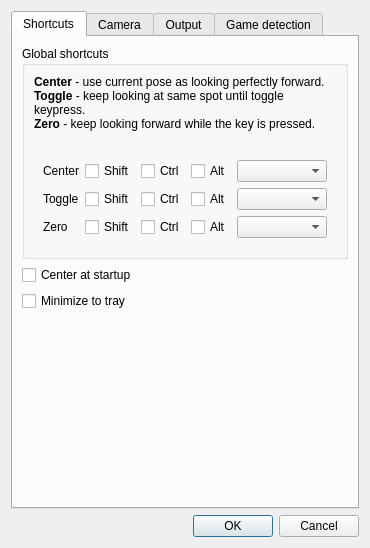
First picture: the form in facetracknoir/settings.ui, repository opentrack/opentrack, before the edit.
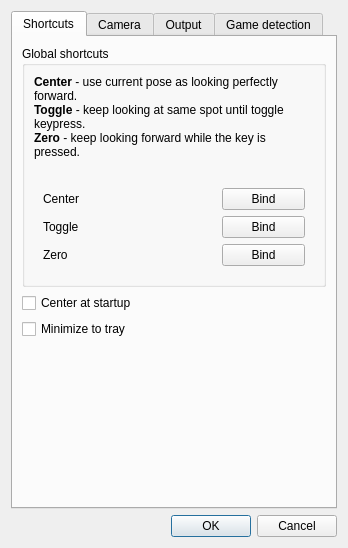
Second picture: the form after the edit. Icons and pictures are not drawn. Custom widgets are drawn as their Qt base class.

Diff of the .ui file:
```diff
--- a/facetracknoir/settings.ui
+++ b/facetracknoir/settings.ui
@@ -62,59 +62,14 @@
              <string notr="true">QGroupBox { border: 0; }</string>
             </property>
             <layout class="QGridLayout" name="gridLayout_8">
-             <item row="3" column="0">
-              <widget class="QLabel" name="textLabel2_5">
+             <item row="0" column="1">
+              <widget class="QLabel" name="center_text">
                <property name="text">
-                <string>Toggle</string>
+                <string/>
                </property>
-               <property name="wordWrap">
-                <bool>false</bool>
-               </property>
               </widget>
              </item>
-             <item row="2" column="1">
-              <widget class="QCheckBox" name="chkCenterShift">
-               <property name="maximumSize">
-                <size>
-                 <width>50</width>
-                 <height>16777215</height>
-                </size>
-               </property>
-               <property name="text">
-                <string>Shift</string>
-               </property>
-              </widget>
-             </item>
-             <item row="2" column="2">
-              <widget class="QCheckBox" name="chkCenterCtrl">
-               <property name="maximumSize">
-                <size>
-                 <width>50</width>
-                 <height>16777215</height>
-                </size>
-               </property>
-               <property name="text">
-                <string>Ctrl</string>
-               </property>
-              </widget>
-             </item>
-             <item row="2" column="4">
-              <widget class="QComboBox" name="cbxCenterKey">
-               <property name="minimumSize">
-                <size>
-                 <width>90</width>
-                 <height>0</height>
-                </size>
-               </property>
-               <property name="toolTip">
-                <string>Select Number</string>
-               </property>
-               <property name="insertPolicy">
-                <enum>QComboBox::InsertAlphabetically</enum>
-               </property>
-              </widget>
-             </item>
-             <item row="2" column="0">
+             <item row="0" column="0">
               <widget class="QLabel" name="textLabel2_3">
                <property name="text">
                 <string>Center</string>
@@ -124,20 +79,31 @@
                </property>
               </widget>
              </item>
-             <item row="2" column="3">
-              <widget class="QCheckBox" name="chkCenterAlt">
-               <property name="maximumSize">
-                <size>
-                 <width>50</width>
-                 <height>16777215</height>
-                </size>
+             <item row="6" column="1">
+              <widget class="QLabel" name="zero_text">
+               <property name="text">
+                <string/>
                </property>
+              </widget>
+             </item>
+             <item row="5" column="1">
+              <widget class="QLabel" name="toggle_text">
                <property name="text">
-                <string>Alt</string>
+                <string/>
                </property>
               </widget>
              </item>
-             <item row="4" column="0">
+             <item row="5" column="0">
+              <widget class="QLabel" name="textLabel2_5">
+               <property name="text">
+                <string>Toggle</string>
+               </property>
+               <property name="wordWrap">
+                <bool>false</bool>
+               </property>
+              </widget>
+             </item>
+             <item row="6" column="0">
               <widget class="QLabel" name="textLabel2_6">
                <property name="text">
                 <string>Zero</string>
@@ -147,113 +113,24 @@
                </property>
               </widget>
              </item>
-             <item row="4" column="3">
-              <widget class="QCheckBox" name="chkZeroAlt">
-               <property name="maximumSize">
-                <size>
-                 <width>50</width>
-                 <height>16777215</height>
-                </size>
-               </property>
+             <item row="0" column="2">
+              <widget class="QPushButton" name="bind_center">
                <property name="text">
-                <string>Alt</string>
+                <string>Bind</string>
                </property>
               </widget>
              </item>
-             <item row="3" column="2">
-              <widget class="QCheckBox" name="chkToggleCtrl">
-               <property name="maximumSize">
-                <size>
-                 <width>50</width>
-                 <height>16777215</height>
-                </size>
-               </property>
+             <item row="5" column="2">
+              <widget class="QPushButton" name="bind_toggle">
                <property name="text">
-                <string>Ctrl</string>
+                <string>Bind</string>
                </property>
               </widget>
              </item>
-             <item row="3" column="3">
-              <widget class="QCheckBox" name="chkToggleAlt">
-               <property name="maximumSize">
-                <size>
-                 <width>50</width>
-                 <height>16777215</height>
-                </size>
-               </property>
+             <item row="6" column="2">
+              <widget class="QPushButton" name="bind_zero">
                <property name="text">
-                <string>Alt</string>
-               </property>
-              </widget>
-             </item>
-             <item row="4" column="2">
-              <widget class="QCheckBox" name="chkZeroCtrl">
-               <property name="maximumSize">
-                <size>
-                 <width>50</width>
-                 <height>16777215</height>
-                </size>
-               </property>
-               <property name="text">
-                <string>Ctrl</string>
-               </property>
-              </widget>
-             </item>
-             <item row="4" column="1">
-              <widget class="QCheckBox" name="chkZeroShift">
-               <property name="maximumSize">
-                <size>
-                 <width>50</width>
-                 <height>16777215</height>
-                </size>
-               </property>
-               <property name="text">
-                <string>Shift</string>
-               </property>
-              </widget>
-             </item>
-             <item row="4" column="4">
-              <widget class="QComboBox" name="cbxZeroKey">
-               <property name="minimumSize">
-                <size>
-                 <width>90</width>
-                 <height>0</height>
-                </size>
-               </property>
-               <property name="toolTip">
-                <string>Select Number</string>
-               </property>
-               <property name="insertPolicy">
-                <enum>QComboBox::InsertAlphabetically</enum>
-               </property>
-              </widget>
-             </item>
-             <item row="3" column="1">
-              <widget class="QCheckBox" name="chkToggleShift">
-               <property name="maximumSize">
-                <size>
-                 <width>50</width>
-                 <height>16777215</height>
-                </size>
-               </property>
-               <property name="text">
-                <string>Shift</string>
-               </property>
-              </widget>
-             </item>
-             <item row="3" column="4">
-              <widget class="QComboBox" name="cbxToggleKey">
-               <property name="minimumSize">
-                <size>
-                 <width>90</width>
-                 <height>0</height>
-                </size>
-               </property>
-               <property name="toolTip">
-                <string>Select Number</string>
-               </property>
-               <property name="insertPolicy">
-                <enum>QComboBox::InsertAlphabetically</enum>
+                <string>Bind</string>
                </property>
               </widget>
              </item>
```
Left out of the diff: 12 changed lines with no effect on the pictures.
